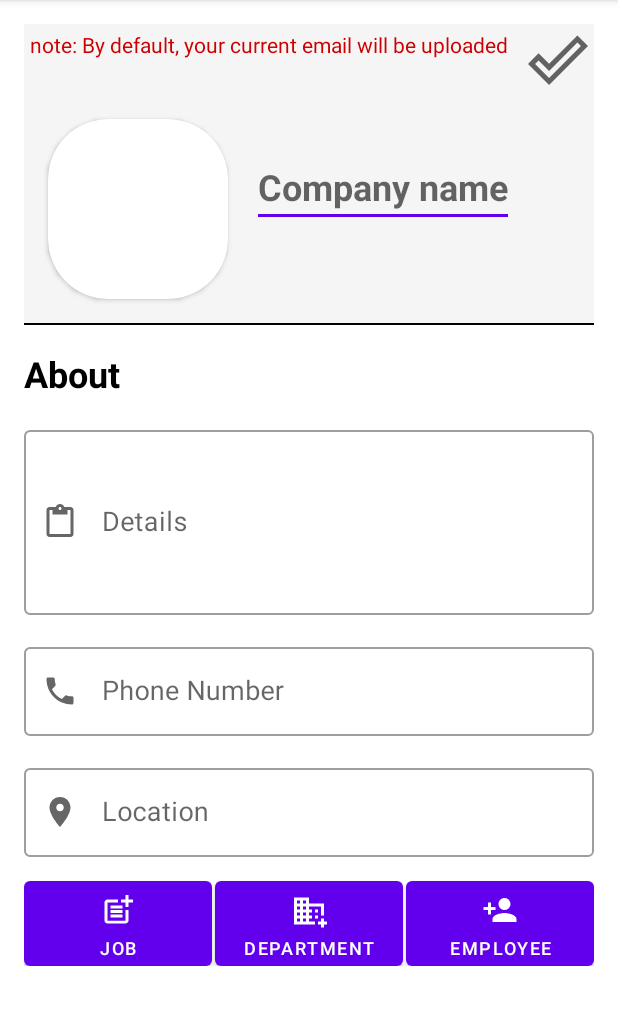
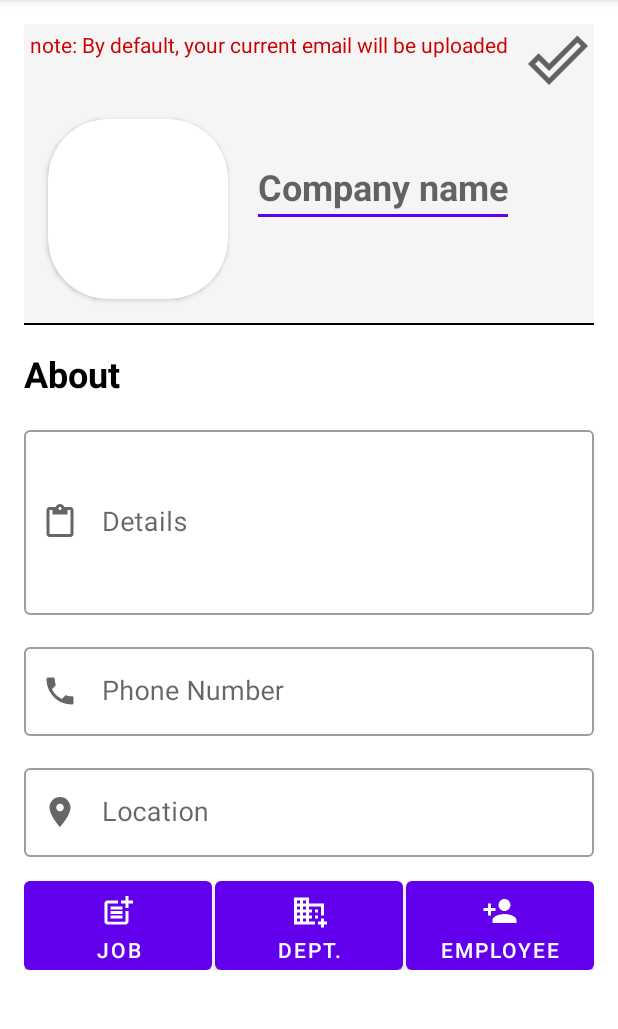
Before and after one commit to AhmedMaad/Recruitment-App, an Android app: the CompanyProfileActivity screen opened directly, with no data from a screen before it, on a phone screen of 412 x 824 dp, the part 84-1113 px from its top. Run offline under Robolectric (Android 15) with nearby library versions, the phone set to English and light mode, and no system bars; our stand-ins replace Firebase (no records; nobody signed in at launch, a user with empty details on screens opened directly); Roboto replaces fonts that are not available here; 4 statements that could not run were skipped.

Commit message:
3rd time bugs

```diff
--- a/app/src/main/res/layout/activity_company_profile.xml
+++ b/app/src/main/res/layout/activity_company_profile.xml
@@ -183,7 +183,6 @@
             android:insetBottom="0dp"
             android:minHeight="0dp"
             android:text="job"
-            android:textSize="12sp"
             app:icon="@drawable/ic_job"
             app:iconGravity="textTop"
             app:layout_constraintEnd_toStartOf="@id/add_dept_btn"
@@ -201,8 +200,7 @@
             android:insetRight="0dp"
             android:insetBottom="0dp"
             android:minHeight="0dp"
-            android:text="Department"
-            android:textSize="12sp"
+            android:text="Dept."
             app:icon="@drawable/ic_department"
             app:iconGravity="textTop"
             app:layout_constraintEnd_toStartOf="@id/add_employee_btn"
@@ -217,7 +215,6 @@
             android:insetBottom="0dp"
             android:minHeight="0dp"
             android:text="Employee"
-            android:textSize="12sp"
             app:icon="@drawable/ic_person"
             app:iconGravity="textTop"
             app:layout_constraintEnd_toEndOf="parent"
```
